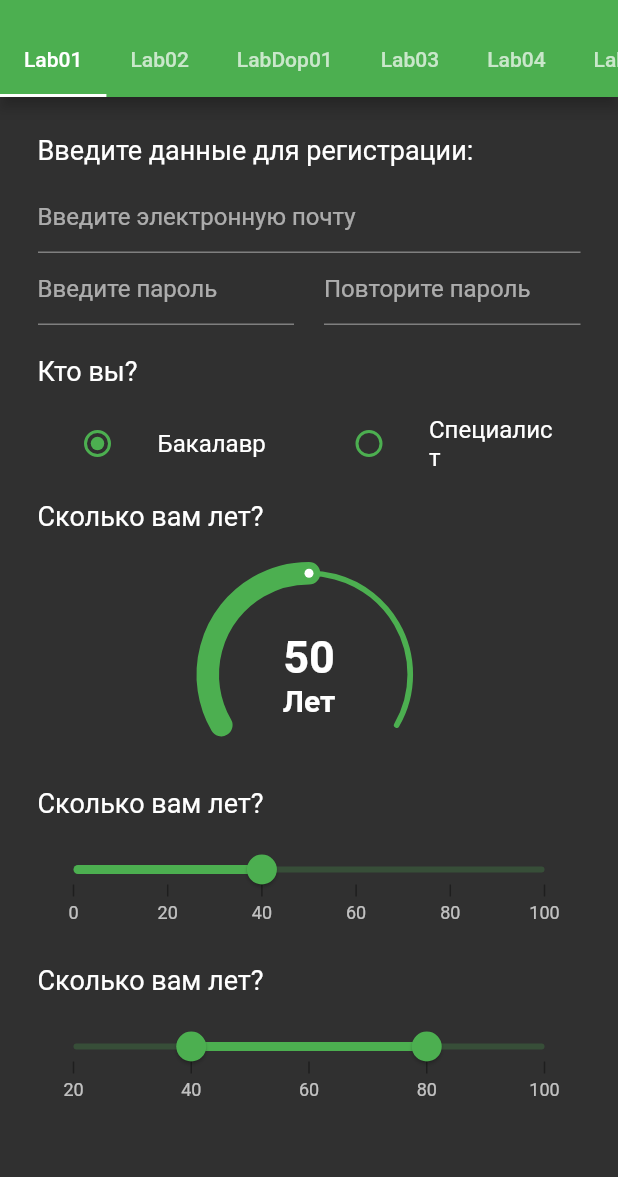
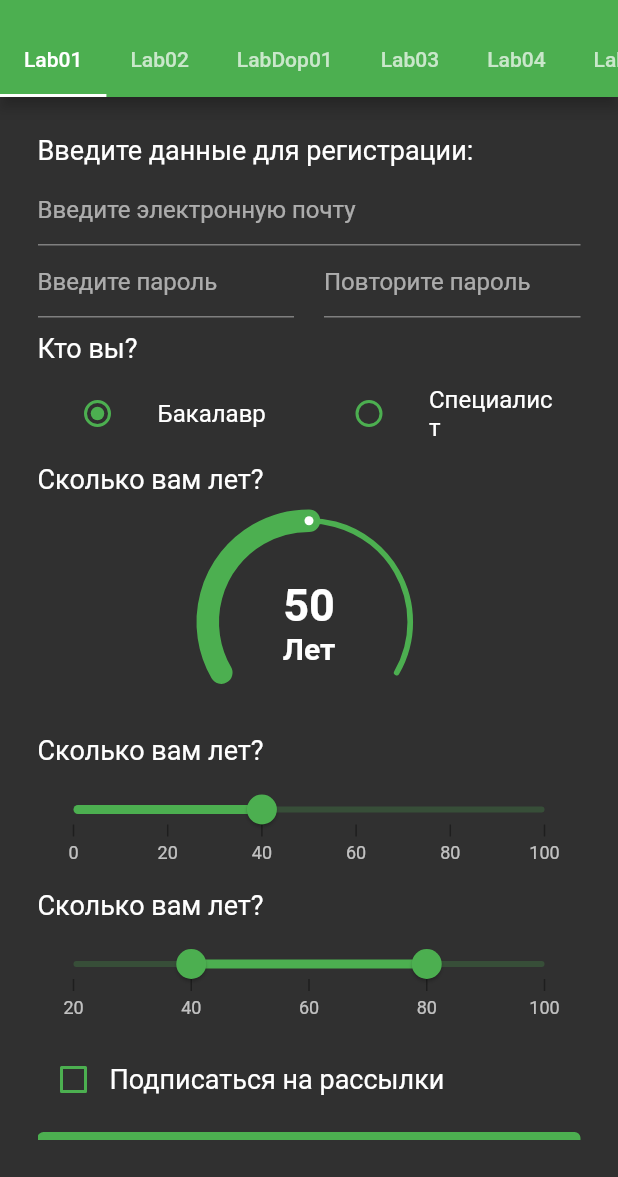
Before and after one commit to lSenichl/mospolytech-education-mobile-dev-2021-1, a Flutter app: the screen it shows after launch, on a phone screen of 412 x 824 dp, the part 59-1236 px from its top. Run offline on Flutter 3.47's test engine with Material 2 defaults, Android fonts, the phone set to English and light mode, and no system bars; drawn by our look-alikes of sleek_circular_slider, syncfusion_flutter_sliders; our stand-ins replace chewie, flutter_html, video_player, webview_flutter; missing offline and left inert: camera_camera, flutter_file_dialog.

Commit message:
Lab01 fix

```diff
--- a/lib/Labs/lab01.dart
+++ b/lib/Labs/lab01.dart
@@ -41,7 +41,7 @@ class Lab01State extends State<Lab01> {
           child: ListView(
             children: <Widget>[
               Padding(
-                padding: EdgeInsets.only(bottom: 10),
+                padding: EdgeInsets.only(bottom: 5),
                 child: Text('Введите данные для регистрации:',
                     style: TextStyle(fontSize: 18)),
               ),
@@ -93,7 +93,7 @@ class Lab01State extends State<Lab01> {
                 ),
               ]),
               Padding(
-                padding: EdgeInsets.only(top: 20, bottom: 10),
+                padding: EdgeInsets.only(top: 10, bottom: 5),
                 child: Text('Кто вы?', style: TextStyle(fontSize: 18)),
               ),
               Row(textDirection: TextDirection.ltr, children: [
@@ -129,7 +129,7 @@ class Lab01State extends State<Lab01> {
                 ),
               ]),
               Padding(
-                padding: EdgeInsets.only(top: 10, bottom: 20),
+                padding: EdgeInsets.only(top: 5, bottom: 10),
                 child: Text('Сколько вам лет?', style: TextStyle(fontSize: 18)),
               ),
               SleekCircularSlider(
@@ -157,7 +157,7 @@ class Lab01State extends State<Lab01> {
                     print(value.ceil().toInt().toString());
                   }),
               Padding(
-                padding: EdgeInsets.only(bottom: 10),
+                padding: EdgeInsets.only(bottom: 5),
                 child: Text('Сколько вам лет?', style: TextStyle(fontSize: 18)),
               ),
               SfSlider(
@@ -177,7 +177,7 @@ class Lab01State extends State<Lab01> {
                 },
               ),
               Padding(
-                padding: EdgeInsets.only(top: 25, bottom: 10),
+                padding: EdgeInsets.only(top: 15, bottom: 5),
                 child: Text('Сколько вам лет?', style: TextStyle(fontSize: 18)),
               ),
               SfRangeSlider(
@@ -197,7 +197,7 @@ class Lab01State extends State<Lab01> {
                 },
               ),
               Padding(
-                padding: EdgeInsets.only(top: 20, bottom: 10),
+                padding: EdgeInsets.only(top: 15, bottom: 5),
                 child: Center(
                   child: Row(
                     textDirection: TextDirection.ltr,
```
